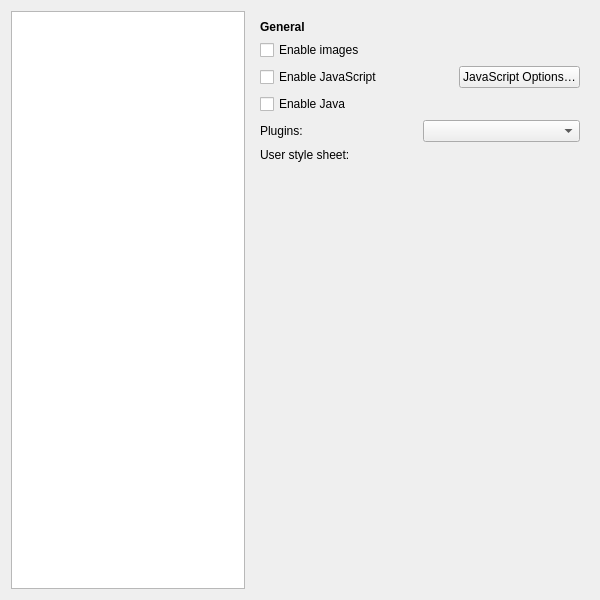
Above: src/ui/preferences/PreferencesAdvancedPageWidget.ui from OtterBrowser/otter-browser before the change. Below: the same form after it.
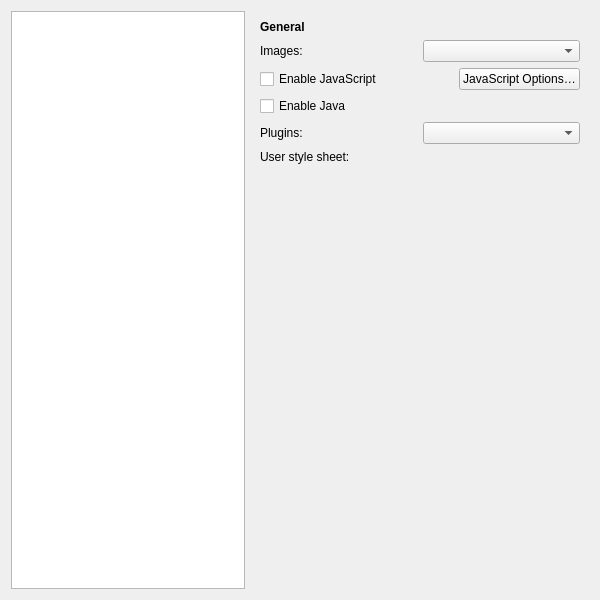
That is the form after the change. The open tabs and pages were chosen to show the change. Custom widgets are drawn as their Qt base class.

Commit message: Turn Browser/EnableImages into enumeration which allows to load only cached images, references #1146

What changed in the file:
```diff
--- a/src/ui/preferences/PreferencesAdvancedPageWidget.ui
+++ b/src/ui/preferences/PreferencesAdvancedPageWidget.ui
@@ -353,11 +353,21 @@
         </widget>
        </item>
        <item>
-        <widget class="QCheckBox" name="enableImagesCheckBox">
-         <property name="text">
-          <string>Enable images</string>
-         </property>
-        </widget>
+        <layout class="QHBoxLayout" name="enableImagesLayout">
+         <item>
+          <widget class="QLabel" name="enableImagesLabel">
+           <property name="text">
+            <string>Images:</string>
+           </property>
+           <property name="buddy">
+            <cstring>enableImagesComboBox</cstring>
+           </property>
+          </widget>
+         </item>
+         <item>
+          <widget class="QComboBox" name="enableImagesComboBox"/>
+         </item>
+        </layout>
        </item>
        <item>
         <layout class="QHBoxLayout" name="javaScriptOptionslLayout" stretch="1,0">
```
Left out of the diff: 10 changed lines with no effect on the pictures. The commit also changes 13 other files.
